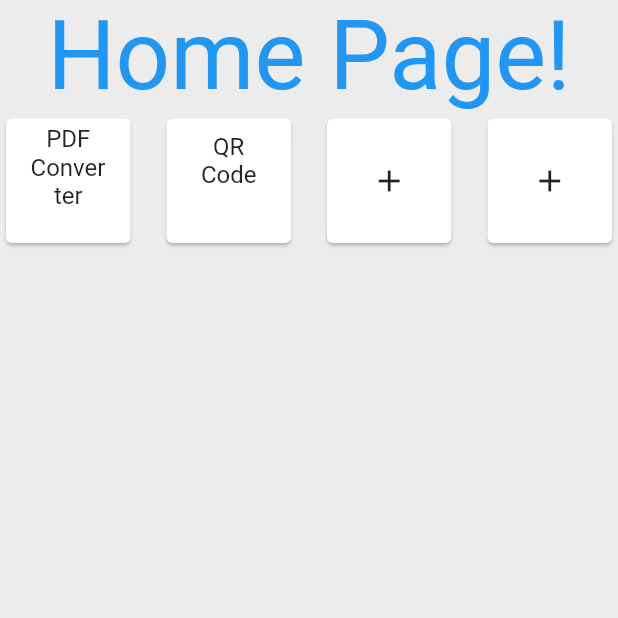
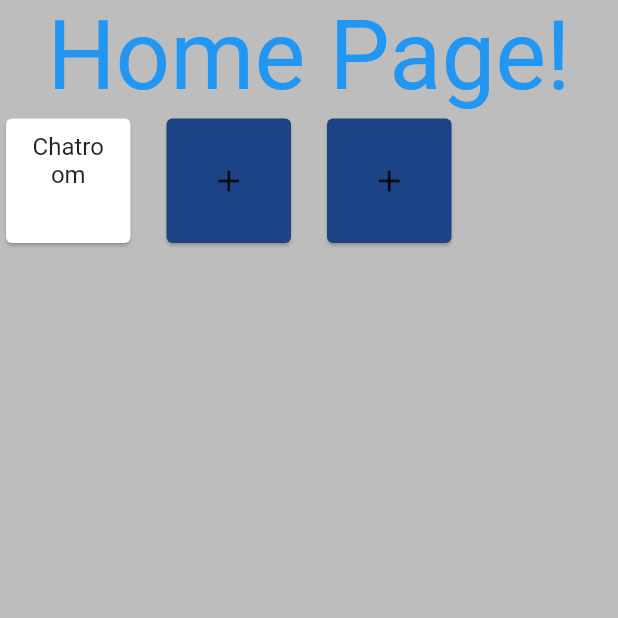
Before and after one commit to Mopriestt/home-page, a Flutter app: the screen it shows after launch, after a tap on the "add" icon, on a phone screen of 412 x 824 dp, the top half of it. Run offline on Flutter 3.47's test engine with Material 2 defaults, Android fonts, the phone set to English and light mode, and no system bars.

Commit message:
Chatroom and router.

```diff
--- a/lib/grid_card.dart
+++ b/lib/grid_card.dart
@@ -3,10 +3,11 @@ import 'package:flutter/material.dart';
 class GridCard extends StatelessWidget {
   final Widget child;
   final VoidCallback onClick;
-  const GridCard({super.key, required this.child, required this.onClick});
+  final Color? color;
+  const GridCard({super.key, required this.child, required this.onClick, this.color,});
 
   @override
   Widget build(BuildContext context) {
-    return GestureDetector(onTap: onClick, child: Card(child: child));
+    return GestureDetector(onTap: onClick, child: Card(color: color,child: child,));
   }
 }
--- a/lib/home_page.dart
+++ b/lib/home_page.dart
@@ -1,5 +1,6 @@
 import 'package:flutter/material.dart';
 import 'package:home_page/grid_card.dart';
+import 'dart:math' as math;
 
 class HomePage extends StatefulWidget {
   const HomePage({super.key});
@@ -33,7 +34,16 @@ class _HomePageState extends State<HomePage> {
         ),
       );
 
+  Widget _buildChatroomGrid(BuildContext context) => GridCard(
+        onClick: () => Navigator.pushNamed(context, 'chatroom'),
+        child: const ListTile(
+          title: Text('Chatroom', textAlign: TextAlign.center),
+        ),
+      );
+
   Widget _buildAddMoreCard(BuildContext context) => GridCard(
+        color: Color((math.Random().nextDouble() * 0xFFFFFF).toInt())
+            .withOpacity(1.0),
         onClick: () =>
             setState(() => _features.add(_buildAddMoreCard(context))),
         child: const Icon(Icons.add),
@@ -52,13 +62,12 @@ class _HomePageState extends State<HomePage> {
   Widget build(BuildContext context) {
     if (_features.isEmpty) {
       _features.addAll([
-        _buildPdfToolGrid(context),
-        _buildQRToolGrid(context),
+        _buildChatroomGrid(context),
         _buildAddMoreCard(context),
       ]);
     }
     return Scaffold(
-      backgroundColor: Colors.grey.withOpacity(0.2),
+      backgroundColor: Colors.grey[400],
       body: Center(
         child: Column(
           children: [
--- a/lib/main.dart
+++ b/lib/main.dart
@@ -1,7 +1,16 @@
 import 'package:flutter/material.dart';
+import 'package:home_page/chatroom/chatroom.dart';
 
 import 'home_page.dart';
 
 void main() {
-  runApp(const MaterialApp(home: HomePage()));
+  runApp(
+    MaterialApp(
+//      home: const HomePage(),
+      routes: {
+        '/': (_) => const HomePage(),
+        'chatroom': (_) => Chatroom(),
+      },
+    ),
+  );
 }
```
Also changed, not shown: lib/chatroom/chatroom.dart (added, +45 -0 lines).
